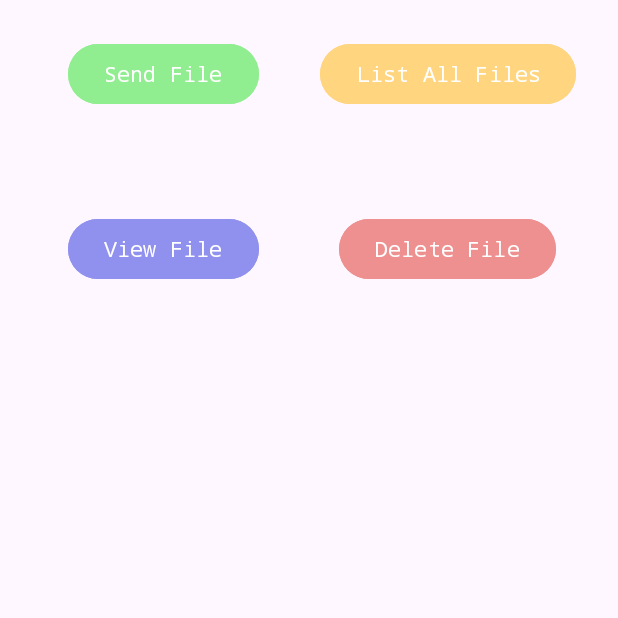
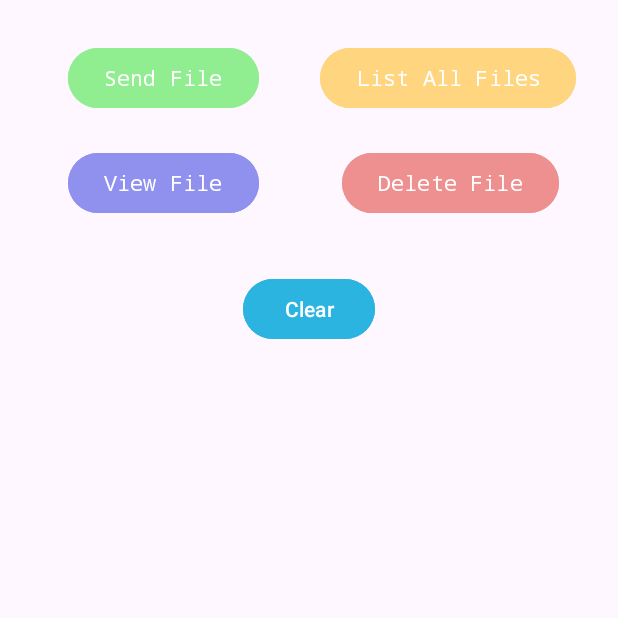
Before and after one commit to codeinja/BluetoothFileTransferApp, an Android app: the SendReceive screen opened directly, with no data from a screen before it, on a phone screen of 412 x 824 dp, the top half of it. Run offline under Robolectric (Android 15) with nearby library versions, the phone set to English and light mode, and no system bars.

Commit message:
added clear button and icon changes

```diff
--- a/project/app/src/main/java/com/example/project/SendReceive.java
+++ b/project/app/src/main/java/com/example/project/SendReceive.java
@@ -30,6 +30,7 @@ import java.io.OutputStream;
 public class SendReceive extends AppCompatActivity {
     Button sendbt;
     Button listFilesbt;
+    Button clearbt;
     Button deletebt;
     Button receivebt;
     ScrollView scrollView;
@@ -47,6 +48,7 @@ public class SendReceive extends AppCompatActivity {
 
         CRC16Calculator.generateCRCTable();
 
+        clearbt = findViewById(R.id.clearbt);
         listFilesbt = findViewById(R.id.listFiles);
         deletebt = findViewById(R.id.DeleteFile);
         scrollView = findViewById(R.id.filesScrollView);
@@ -100,6 +102,10 @@ public class SendReceive extends AppCompatActivity {
             } catch (IOException e) {
                 throw new RuntimeException(e);
             }
+        });
+
+        clearbt.setOnClickListener(v -> {
+            receivedDataTextView.setText("");
         });
 
         receivebt.setOnClickListener(v -> {
--- a/project/app/src/main/res/layout/activity_send_receive.xml
+++ b/project/app/src/main/res/layout/activity_send_receive.xml
@@ -32,12 +32,12 @@
         app:layout_constraintHorizontal_bias="0.16"
         app:layout_constraintStart_toStartOf="parent"
         app:layout_constraintTop_toBottomOf="@+id/sendbutton"
-        app:layout_constraintVertical_bias="0.541" />
+        app:layout_constraintVertical_bias="0.153" />
 
     <ScrollView
         android:id="@+id/filesScrollView"
-        android:layout_width="406dp"
-        android:layout_height="568dp"
+        android:layout_width="405dp"
+        android:layout_height="549dp"
         app:layout_constraintBottom_toBottomOf="parent"
         app:layout_constraintEnd_toEndOf="parent"
         app:layout_constraintHorizontal_bias="0.4"
@@ -82,10 +82,21 @@
         android:text="Delete File"
         app:layout_constraintBottom_toTopOf="@+id/filesScrollView"
         app:layout_constraintEnd_toEndOf="parent"
-        app:layout_constraintHorizontal_bias="0.565"
+        app:layout_constraintHorizontal_bias="0.585"
         app:layout_constraintStart_toEndOf="@+id/receivebutton"
         app:layout_constraintTop_toBottomOf="@+id/listFiles"
-        app:layout_constraintVertical_bias="0.541" />
+        app:layout_constraintVertical_bias="0.153" />
+
+    <Button
+        android:id="@+id/clearbt"
+        android:layout_width="wrap_content"
+        android:layout_height="wrap_content"
+        android:backgroundTint="#2CB4E1"
+        android:text="Clear"
+        app:layout_constraintBottom_toTopOf="@+id/filesScrollView"
+        app:layout_constraintEnd_toEndOf="parent"
+        app:layout_constraintStart_toStartOf="parent"
+        app:layout_constraintTop_toBottomOf="@+id/receivebutton" />
 
 
 </androidx.constraintlayout.widget.ConstraintLayout>
--- a/project/app/src/main/res/mipmap-anydpi/ic_launcher.xml
+++ /dev/null
@@ -1,6 +0,0 @@
-<?xml version="1.0" encoding="utf-8"?>
-<adaptive-icon xmlns:android="http://schemas.android.com/apk/res/android">
-    <background android:drawable="@drawable/ic_launcher_background" />
-    <foreground android:drawable="@drawable/ic_launcher_foreground" />
-    <monochrome android:drawable="@drawable/ic_launcher_foreground" />
-</adaptive-icon>
--- a/project/app/src/main/res/mipmap-anydpi/ic_launcher_round.xml
+++ /dev/null
@@ -1,6 +0,0 @@
-<?xml version="1.0" encoding="utf-8"?>
-<adaptive-icon xmlns:android="http://schemas.android.com/apk/res/android">
-    <background android:drawable="@drawable/ic_launcher_background" />
-    <foreground android:drawable="@drawable/ic_launcher_foreground" />
-    <monochrome android:drawable="@drawable/ic_launcher_foreground" />
-</adaptive-icon>
```
Also changed, not shown: project/app/src/main/res/mipmap-hdpi/ic_launcher.webp, project/app/src/main/res/mipmap-hdpi/ic_launcher_round.webp, project/app/src/main/res/mipmap-mdpi/ic_launcher.webp, project/app/src/main/res/mipmap-mdpi/ic_launcher_round.webp, project/app/src/main/res/mipmap-xhdpi/ic_launcher.webp, project/app/src/main/res/mipmap-xhdpi/ic_launcher_round.webp, project/app/src/main/res/mipmap-xxhdpi/ic_launcher.webp, project/app/src/main/res/mipmap-xxhdpi/ic_launcher_round.webp, project/app/src/main/res/mipmap-xxxhdpi/ic_launcher.webp, project/app/src/main/res/mipmap-xxxhdpi/ic_launcher_round.webp.
